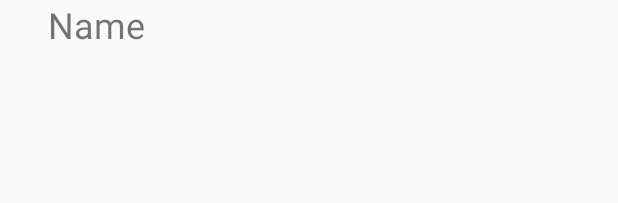
After one commit to VIXXPARK/belink, an Android app: the layout custom_delete.xml on its own in the app's theme, with its tools: preview values and no code run, on a phone screen of 412 x 824 dp. The commit adds this screen. Shown: the top 203 px of the screen. Run offline under Robolectric (Android 15) with nearby library versions, the phone set to English and light mode, and no system bars; network calls fail.

Commit message:
그룹 삭제

```diff
--- a/app/src/main/AndroidManifest.xml
+++ b/app/src/main/AndroidManifest.xml
@@ -55,6 +55,9 @@
             android:name=".UIActivity.TeamActivity"
             android:screenOrientation="portrait" />
         <activity
+            android:name=".UIActivity.TeamDeleteActivity"
+            android:screenOrientation="portrait" />
+        <activity
             android:name=".UIActivity.LoginActivity"
             android:screenOrientation="portrait" />
         <activity
--- a/app/src/main/java/com/capstone/belink/Network/RetrofitService.kt
+++ b/app/src/main/java/com/capstone/belink/Network/RetrofitService.kt
@@ -31,9 +31,8 @@ interface RetrofitService {
     @POST("api/user/id-contact-user")
     fun idContactUser(@Field("id")id:List<String>):Call<ContactInfo>
 
-    @FormUrlEncoded
-    @POST("api/user/delete-team")
-    fun deleteTeam(@Field("team_id")team_id: String):Call<Map<String,Boolean>>
+    @DELETE("api/user/delete-team")
+    fun deleteTeam(@Query("id") team_room: String):Call<Map<String,Boolean>>
 
     @POST("api/user/make-member")
     fun makeMember(@Body teamList:MutableList<Member>):Call<Map<String,Boolean>>
--- a/app/src/main/java/com/capstone/belink/UIActivity/MainActivity.kt
+++ b/app/src/main/java/com/capstone/belink/UIActivity/MainActivity.kt
@@ -269,9 +269,8 @@ class MainActivity : AppCompatActivity(),IsoDepTransceiver.OnMessageReceived,Loy
                 true
             }
         R.id.action_setting_group_delete->{
-            //val intent = Intent(this, TeamDeleteActivity::class.java)
-            // startActivityForResult(intent,0)
-            //startActivity(intent)
+            val intent = Intent(this, TeamDeleteActivity::class.java)
+            startActivity(intent)
             true
         }
             else -> super.onOptionsItemSelected(item)
--- /dev/null
+++ b/app/src/main/res/layout/custom_delete.xml
@@ -0,0 +1,21 @@
+<?xml version="1.0" encoding="utf-8"?>
+<androidx.constraintlayout.widget.ConstraintLayout xmlns:android="http://schemas.android.com/apk/res/android"
+    xmlns:app="http://schemas.android.com/apk/res-auto"
+    xmlns:tools="http://schemas.android.com/tools"
+    android:layout_width="match_parent"
+    android:layout_height="wrap_content">
+
+    <TextView
+        android:id="@+id/tv_delete_group_name"
+        android:layout_width="wrap_content"
+        android:layout_height="wrap_content"
+        android:layout_marginStart="32dp"
+        android:text="Name"
+        android:textSize="24sp"
+        app:layout_constraintBottom_toBottomOf="parent"
+        app:layout_constraintStart_toStartOf="parent"
+        app:layout_constraintTop_toTopOf="parent" />
+
+
+
+</androidx.constraintlayout.widget.ConstraintLayout>
```
Also changed, not shown: app/src/main/java/com/capstone/belink/Adapter/DeleteAdapter.kt (added, +45 -0 lines), app/src/main/java/com/capstone/belink/UIActivity/TeamActivity.kt (+23 -8 lines), app/src/main/java/com/capstone/belink/UIActivity/TeamDeleteActivity.kt (+91 -95 lines), app/src/main/java/com/capstone/belink/Ui/FragmentGroup.kt (+8 -0 lines), app/src/main/res/layout/activity_team_delete.xml (added, +21 -0 lines).
